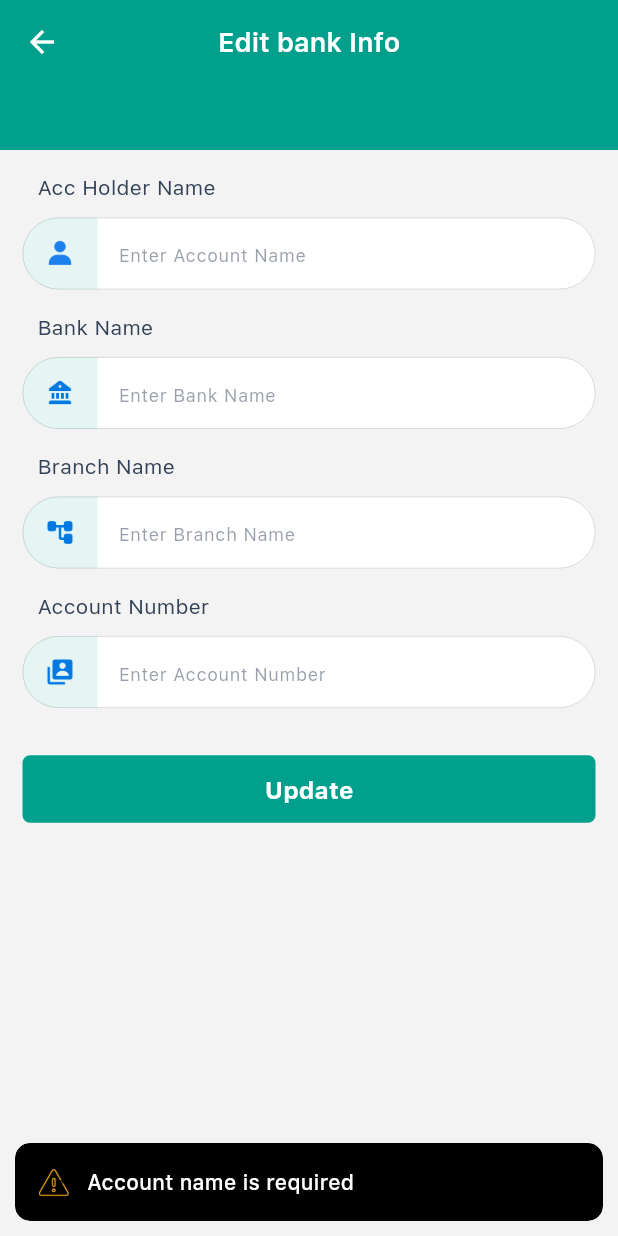
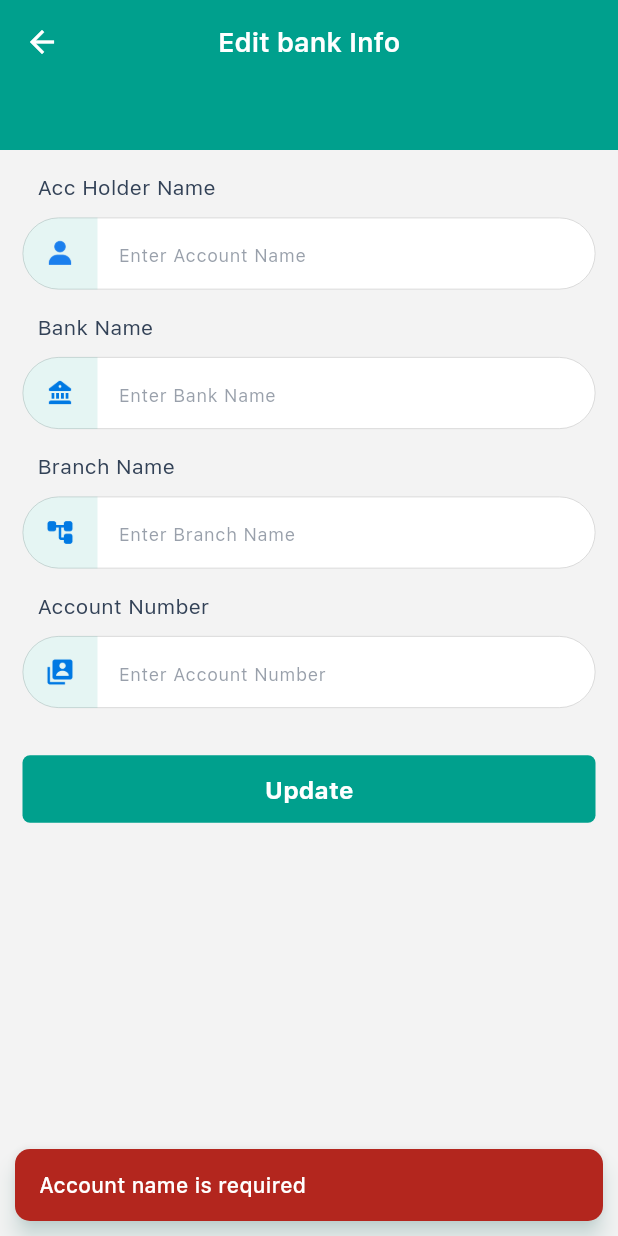
Before and after one commit to rolandpierre1/wolygo-driver, a Flutter app: the BankInfoEditScreen screen opened directly, after a tap on "Update", on a phone screen of 412 x 824 dp. Run offline on Flutter 3.47's test engine with Material 3 defaults, Android fonts, the phone set to English and light mode, and no system bars; our stand-ins replace audioplayers, chewie, connectivity_plus, country_code_picker, dotted_border, dropdown_button2 and 30 more; missing offline and left inert: custom_map_markers, dart_pusher_channels, flutter_downloader, flutter_polyline_points, just_the_tooltip, phone_numbers_parser and 1 more; accounts and stored records are empty; network calls fail.

Commit message:
Fix: les messages d'erreur/succes s'affichent (SnackBar Material)
Co-Authored-By: Claude Sonnet 5.5 <noreply@anthropic.com>
Claude-Session: https://claude.ai/code/session_01LntwFCrzLsAXpobbrMwVj9

```diff
--- a/lib/helper/display_helper.dart
+++ b/lib/helper/display_helper.dart
@@ -12,34 +12,31 @@ void customPrint(String message) {
   }
 }
 
-void showCustomSnackBar(String message, {bool isError = true, int seconds = 3,String? subMessage}) {
-  Get.closeCurrentSnackbar();
-  Get.showSnackbar(GetSnackBar(
-    dismissDirection: DismissDirection.horizontal,
-    margin: const EdgeInsets.all(Dimensions.paddingSizeSmall).copyWith(
-      right: ResponsiveHelper.isDesktop ? Get.context!.width*0.7 : Dimensions.paddingSizeSmall,
-    ),
-    duration: Duration(seconds: seconds),
-    backgroundColor: Get.isDarkMode ? Colors.white : Theme.of(Get.context!).textTheme.titleMedium!.color!,
-    borderRadius: Dimensions.paddingSizeSmall,
-    messageText: Row(children: [
-      Image.asset(isError ? Images.errorMessageIcon : Images.successMessageIcon,height: 20,width: 20,),
-
-      const SizedBox(width: Dimensions.paddingSize,),
-      Expanded(child: SizedBox(child: Column(crossAxisAlignment: CrossAxisAlignment.start, children: [
-        Text(message, style: textMedium.copyWith(color: Get.isDarkMode ? Theme.of(Get.context!).textTheme.bodySmall!.color : Colors.white)),
-        subMessage != null ?
-        Text(
-            subMessage,
-            style: textMedium.copyWith(color: Get.isDarkMode ?
-            Theme.of(Get.context!).textTheme.bodySmall!.color!.withOpacity(0.75) :
-            Colors.white.withOpacity(0.75),
-            ),
-        ) : const SizedBox(),
-
-      ]))),
-
-    ]),
-
-  ));
+void showCustomSnackBar(String message, {bool isError = true, int seconds = 3, String? subMessage}) {
+  // Version robuste (compatible Flutter recent) : SnackBar Material au lieu de GetSnackBar.
+  try {
+    final BuildContext? ctx = Get.overlayContext ?? Get.context;
+    final ScaffoldMessengerState? messenger = ctx != null ? ScaffoldMessenger.maybeOf(ctx) : null;
+    if (messenger != null) {
+      messenger.hideCurrentSnackBar();
+      messenger.showSnackBar(SnackBar(
+        behavior: SnackBarBehavior.floating,
+        duration: Duration(seconds: seconds),
+        backgroundColor: isError ? const Color(0xFFB3261E) : const Color(0xFF1B7F4B),
+        margin: const EdgeInsets.all(Dimensions.paddingSizeSmall),
+        shape: RoundedRectangleBorder(borderRadius: BorderRadius.circular(Dimensions.paddingSizeSmall)),
+        content: Column(mainAxisSize: MainAxisSize.min, crossAxisAlignment: CrossAxisAlignment.start, children: [
+          Text(message, style: textMedium.copyWith(color: Colors.white)),
+          if (subMessage != null)
+            Text(subMessage, style: textMedium.copyWith(color: Colors.white.withOpacity(0.85))),
+        ]),
+      ));
+      return;
+    }
+  } catch (_) {}
+  // Secours : ancienne methode
+  try {
+    Get.closeCurrentSnackbar();
+    Get.snackbar(isError ? 'Erreur' : 'OK', message, duration: Duration(seconds: seconds), snackPosition: SnackPosition.TOP);
+  } catch (_) {}
 }
```
